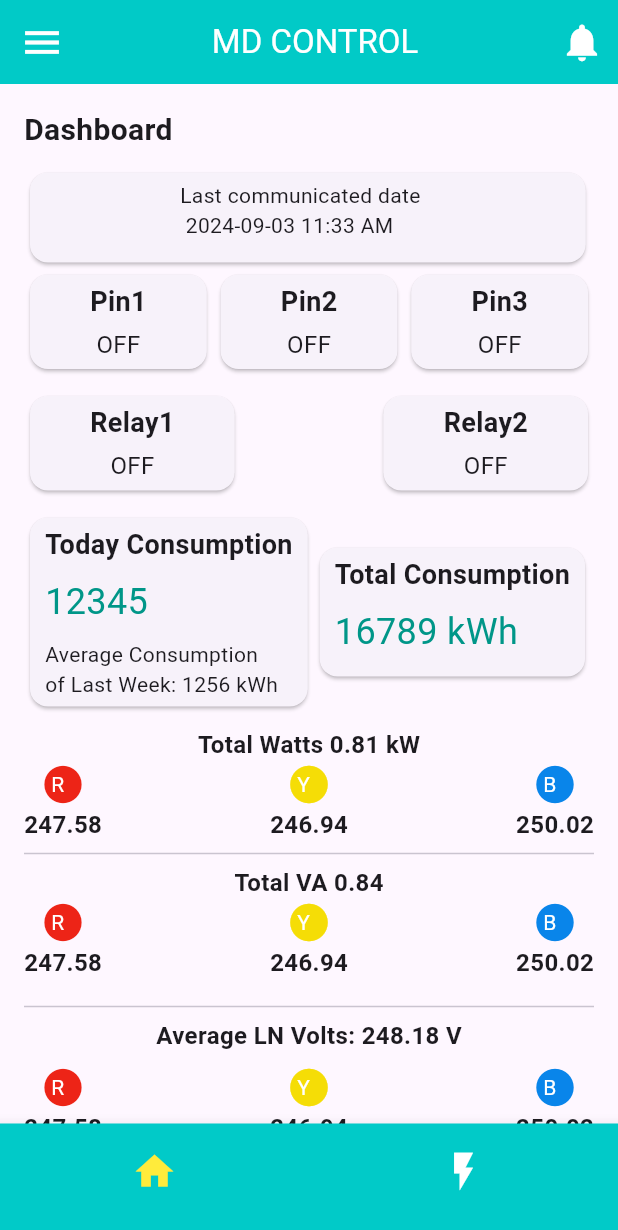
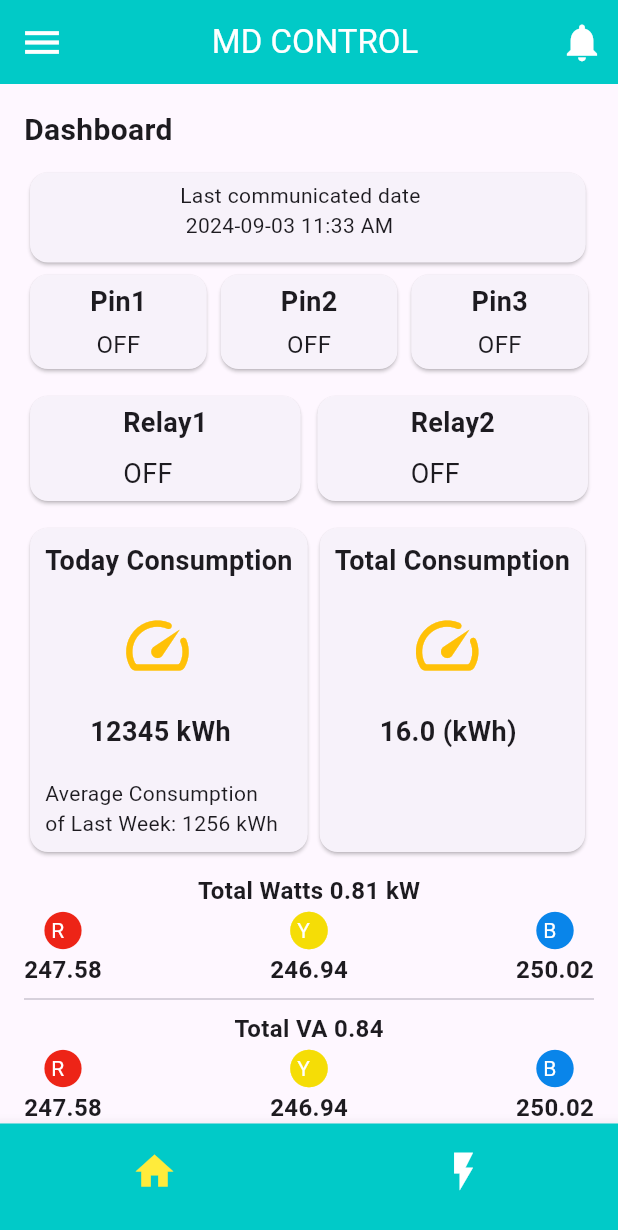
Before and after one commit to rprakashdass/power_consumption_analytics, a Flutter app: the screen it shows after launch, on a phone screen of 412 x 824 dp. Shown: the top 1230 px of the screen. Run offline on Flutter 3.47's test engine with Material 3 defaults, Android fonts, the phone set to English and light mode, and no system bars.

Commit message:
dashboade colore updated

```diff
--- a/lib/dashboard.dart
+++ b/lib/dashboard.dart
@@ -5,7 +5,7 @@ import 'package:power_consumption_analytics/drawer.dart';
 class DashboardScreen extends StatelessWidget {
   // const DashboardScreen({super.key});
   String tc = '12345';
-  String toc = '16789';
+  String toc = '16.0';
   String lw = '1256';
   String ln = '245';
   @override
@@ -51,16 +51,16 @@ class DashboardScreen extends StatelessWidget {
               Row(
                 mainAxisAlignment: MainAxisAlignment.spaceBetween,
                 children: [
-                  _buildStatusCard('Relay1', 'OFF'),
-                  _buildStatusCard('Relay2', 'OFF'),
+                  buildReadyCard('Relay1', 'OFF'),
+                  buildReadyCard('Relay2', 'OFF'),
                 ],
               ),
               const SizedBox(height: 10),
               Row(
                 children: [
-                  _buildConsumptionCard('Today Consumption', tc,
+                  _buildConsumptionCard('Today Consumption', '$tc kWh',
                       'Average Consumption\nof Last Week: $lw kWh'),
-                  _buildConsumptionCard('Total Consumption', '$toc kWh', ''),
+                  _buildConsumptionCard('Total Consumption', '$toc (kWh)', '          \n  '),
                 ],
               ),
               const SizedBox(height: 10),
@@ -131,7 +131,35 @@ class DashboardScreen extends StatelessWidget {
   Widget _buildConsumptionCard(String title, String value, String subtitle) {
     return Card(
       child: Padding(
-        padding: const EdgeInsets.fromLTRB(10, 5, 10, 5),
+        padding: const EdgeInsets.fromLTRB(10, 9, 10, 9),
+        child: Column(
+          crossAxisAlignment: CrossAxisAlignment.start,
+          children: [
+            Text(title,
+                style:
+                    const TextStyle(fontSize: 18, fontWeight: FontWeight.bold)),
+            const SizedBox(height: 8),
+            Padding(
+              padding: const EdgeInsets.fromLTRB(50,10,20,10),
+              child: Icon(Icons.speed_rounded,color: Colors.amber,size: 50,),
+            ),
+            Padding(
+              padding: const EdgeInsets.fromLTRB(30,10,20,10),
+              child: Text(value,
+                  style: const TextStyle(fontSize: 18, fontWeight: FontWeight.bold)),
+            ),
+            const SizedBox(height: 8,width: 8,),
+            if (subtitle.isNotEmpty) Text(subtitle),
+          ],
+        ),
+      ),
+    );
+  }
+
+ Widget buildReadyCard(String title, String value) {
+    return Card(
+      child: Padding(
+        padding: const EdgeInsets.fromLTRB(62, 5, 62, 5),
         child: Column(
           crossAxisAlignment: CrossAxisAlignment.start,
           children: [
@@ -140,14 +168,13 @@ class DashboardScreen extends StatelessWidget {
                     const TextStyle(fontSize: 18, fontWeight: FontWeight.bold)),
             const SizedBox(height: 8),
             Text(value,
-                style: const TextStyle(fontSize: 24, color: Colors.teal)),
-            const SizedBox(height: 8),
-            if (subtitle.isNotEmpty) Text(subtitle),
+                style: const TextStyle(fontSize: 18)),
           ],
         ),
       ),
     );
   }
+
 
   Widget _buildDetailsRow(String title) {
     return Column(
```
